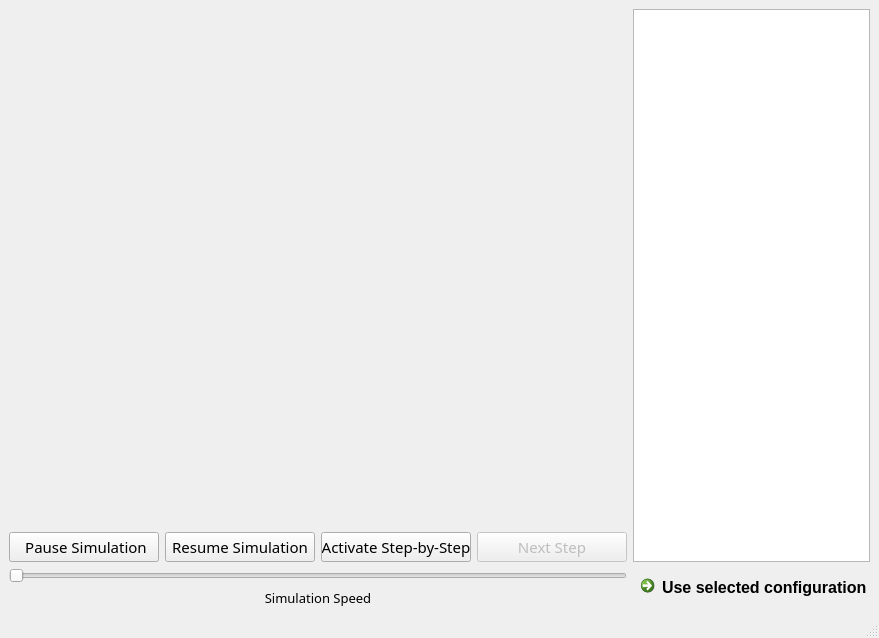
The window that qtdesigner2.ui (kzhekov/Game-of-Life-PDS) describes before a commit, drawn with Qt 5.
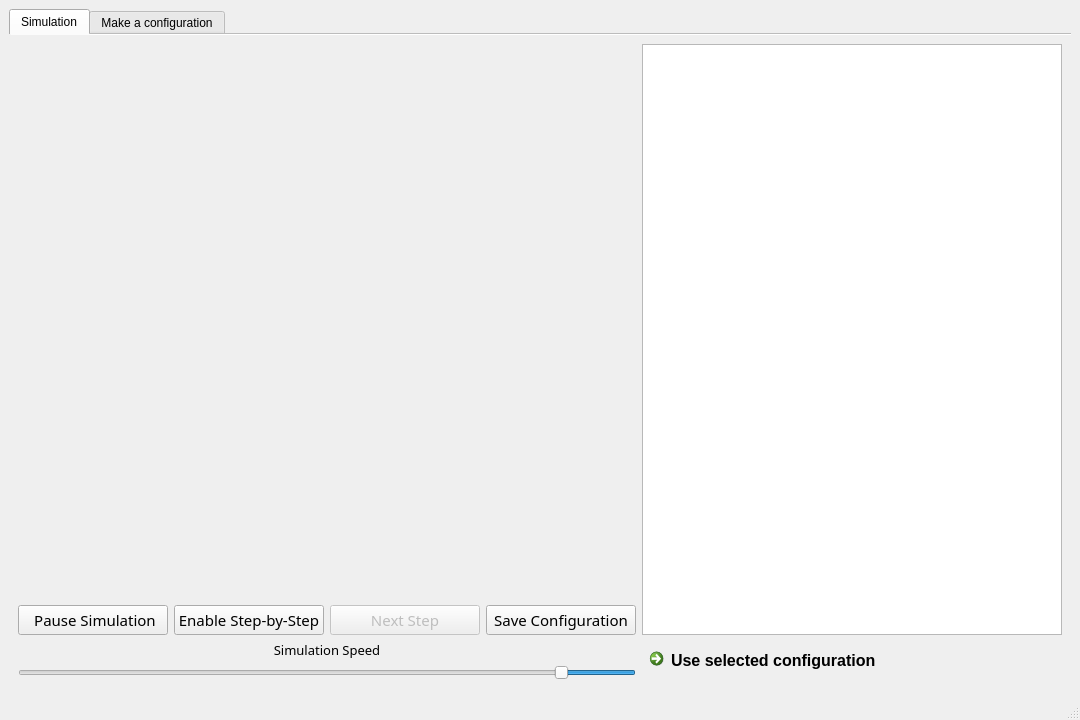
The same window after the commit. Icons and pictures are not drawn. Custom widgets are drawn as their Qt base class.

Commit message:
Linked various buttons and made GUI prettier.
Step-by-step, pause/resume, zoom/save image/pan/etc toolbar added (WIP), tabbed view for other parts of the application.

What changed in the file:
```diff
--- a/qtdesigner2.ui
+++ b/qtdesigner2.ui
@@ -6,16 +6,44 @@
    <rect>
     <x>0</x>
     <y>0</y>
-    <width>864</width>
-    <height>638</height>
+    <width>1080</width>
+    <height>720</height>
    </rect>
   </property>
   <property name="windowTitle">
    <string>MainWindow</string>
   </property>
+  <property name="autoFillBackground">
+   <bool>false</bool>
+  </property>
+  <property name="dockOptions">
+   <set>QMainWindow::AllowTabbedDocks|QMainWindow::AnimatedDocks</set>
+  </property>
   <widget class="QWidget" name="mplcentralwidget">
    <layout class="QHBoxLayout" name="horizontalLayout_4">
     <item>
+     <widget class="QTabWidget" name="tabWidget">
+      <property name="tabShape">
+       <enum>QTabWidget::Rounded</enum>
+      </property>
+      <property name="currentIndex">
+       <number>0</number>
+      </property>
+      <property name="documentMode">
+       <bool>true</bool>
+      </property>
+      <property name="movable">
+       <bool>true</bool>
+      </property>
+      <property name="tabBarAutoHide">
+       <bool>false</bool>
+      </property>
+      <widget class="QWidget" name="tab_3">
+       <attribute name="title">
+        <string>Simulation</string>
+       </attribute>
+       <layout class="QHBoxLayout" name="horizontalLayout_5">
+        <item>
      <layout class="QHBoxLayout" name="horizontalLayout_3">
       <item>
        <layout class="QVBoxLayout" name="verticalLayout_5">
@@ -59,35 +87,6 @@
             </property>
            </widget>
           </item>
-          <item>
-           <widget class="QPushButton" name="resumeButton">
-            <property name="sizePolicy">
-             <sizepolicy hsizetype="Fixed" vsizetype="Fixed">
-              <horstretch>0</horstretch>
-              <verstretch>0</verstretch>
-             </sizepolicy>
-            </property>
-            <property name="minimumSize">
-             <size>
-              <width>150</width>
-              <height>0</height>
-             </size>
-            </property>
-            <property name="font">
-             <font>
-              <family>Mongolian Baiti</family>
-              <pointsize>11</pointsize>
-             </font>
-            </property>
-            <property name="text">
-             <string>Resume Simulation</string>
-            </property>
-            <property name="icon">
-             <iconset theme="play">
-              <normaloff>.</normaloff>.</iconset>
-            </property>
-           </widget>
-          </item>
           <item>
            <widget class="QPushButton" name="stepModeButton">
             <property name="sizePolicy">
@@ -109,7 +108,7 @@
              </font>
             </property>
             <property name="text">
-             <string>Activate Step-by-Step</string>
+                 <string>Enable Step-by-Step</string>
             </property>
            </widget>
           </item>
@@ -141,14 +140,36 @@
             </property>
            </widget>
           </item>
-         </layout>
-        </item>
         <item>
-         <widget class="QSlider" name="horizontalSlider">
-          <property name="orientation">
-           <enum>Qt::Horizontal</enum>
-          </property>
-         </widget>
+               <widget class="QPushButton" name="resumeButton">
+                <property name="sizePolicy">
+                 <sizepolicy hsizetype="Fixed" vsizetype="Fixed">
+                  <horstretch>0</horstretch>
+                  <verstretch>0</verstretch>
+                 </sizepolicy>
+                </property>
+                <property name="minimumSize">
+                 <size>
+                  <width>150</width>
+                  <height>0</height>
+                 </size>
+                </property>
+                <property name="font">
+                 <font>
+                  <family>Mongolian Baiti</family>
+                  <pointsize>11</pointsize>
+                 </font>
+                </property>
+                <property name="text">
+                 <string>Save Configuration</string>
+                </property>
+                <property name="icon">
+                 <iconset theme="play">
+                  <normaloff>.</normaloff>.</iconset>
+                </property>
+               </widget>
+              </item>
+             </layout>
         </item>
         <item>
          <widget class="QLabel" name="label">
@@ -172,6 +193,34 @@
           </property>
          </widget>
         </item>
+            <item>
+             <widget class="QSlider" name="horizontalSlider">
+              <property name="sizePolicy">
+               <sizepolicy hsizetype="Expanding" vsizetype="Fixed">
+                <horstretch>0</horstretch>
+                <verstretch>0</verstretch>
+               </sizepolicy>
+              </property>
+              <property name="minimum">
+               <number>50</number>
+              </property>
+              <property name="maximum">
+               <number>500</number>
+              </property>
+              <property name="singleStep">
+               <number>100</number>
+              </property>
+              <property name="value">
+               <number>100</number>
+              </property>
+              <property name="orientation">
+               <enum>Qt::Horizontal</enum>
+              </property>
+              <property name="invertedAppearance">
+               <bool>true</bool>
+              </property>
+             </widget>
+            </item>
        </layout>
       </item>
      </layout>
@@ -182,11 +231,12 @@
        <enum>QLayout::SetDefaultConstraint</enum>
       </property>
       <item>
-       <layout class="QVBoxLayout" name="verticalLayout_6"/>
-      </item>
+           <layout class="QVBoxLayout" name="verticalLayout_6">
       <item>
        <widget class="QListView" name="listView"/>
       </item>
+           </layout>
+          </item>
       <item>
        <widget class="QCommandLinkButton" name="commandLinkButton">
         <property name="sizePolicy">
@@ -210,12 +260,21 @@
     </item>
    </layout>
   </widget>
+      <widget class="QWidget" name="tab_4">
+       <attribute name="title">
+        <string>Make a configuration</string>
+       </attribute>
+      </widget>
+     </widget>
+    </item>
+   </layout>
+  </widget>
   <widget class="QMenuBar" name="menubar">
    <property name="geometry">
     <rect>
      <x>0</x>
      <y>0</y>
-     <width>864</width>
+     <width>1080</width>
      <height>21</height>
     </rect>
    </property>
```
Lines whose indentation alone changed are shown as unchanged. The commit also changes 3 other files.
